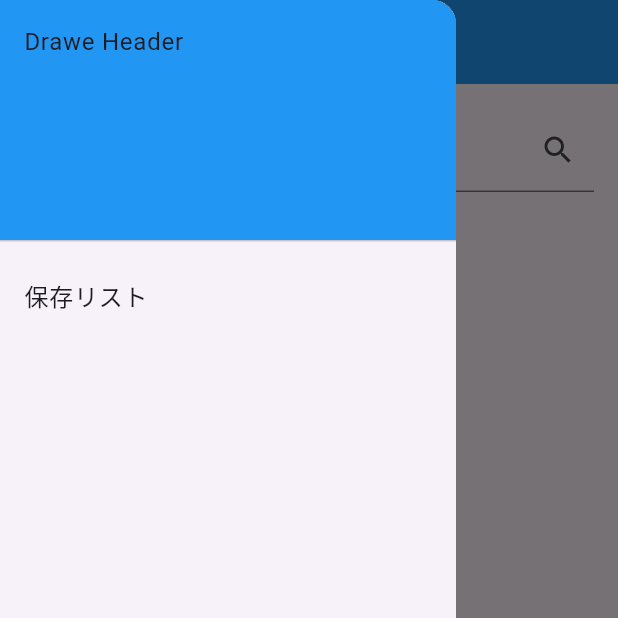
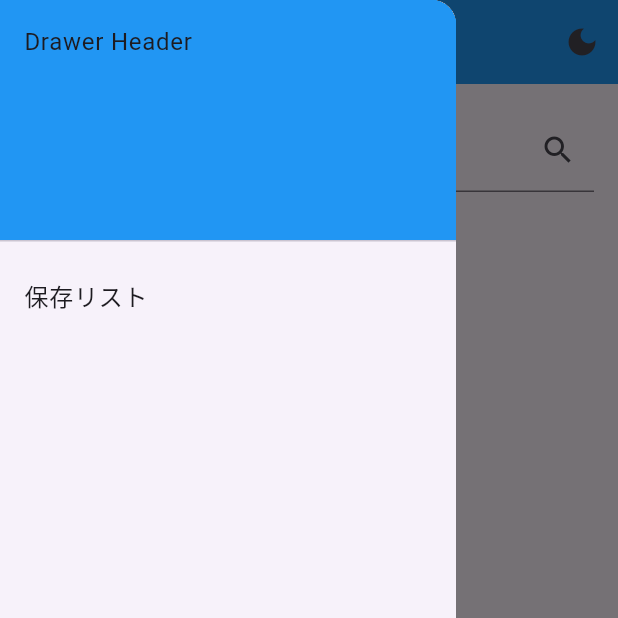
Before and after one commit to 54-xenon/NarouReader, a Flutter app: the screen it shows after launch, with the side drawer open, on a phone screen of 412 x 824 dp, the top half of it. Run offline on Flutter 3.47's test engine with Material 3 defaults, Android fonts, the phone set to English and light mode, and no system bars; our stand-ins replace flutter_riverpod, flutter_slidable, sqflite; accounts and stored records are empty.

Commit message:
ダークモード機能を実装

```diff
--- a/lib/screens/home_screen.dart
+++ b/lib/screens/home_screen.dart
@@ -1,5 +1,3 @@
-// lib/screens/home_screen.dart
-
 import 'package:flutter/material.dart';
 import 'package:flutter_riverpod/flutter_riverpod.dart';
 import 'package:naroureader/database/savedList_modell.dart';
@@ -13,7 +11,6 @@ import '../services/api_survice.dart';
 import 'package:flutter_slidable/flutter_slidable.dart';
 
 class HomeScreen extends StatefulWidget {
-
   @override
   _HomeScreenState createState() => _HomeScreenState();
 }
@@ -45,11 +42,16 @@ class _HomeScreenState extends State<HomeScreen> {
         actions: [
           Consumer(
             builder: (context, ref, child) {
-                final themeMode = ref.watch(themeNotifierProvider) ?? ThemeMode.light; // ここでnull対策
-              IconButton(
-                icon: Icon(ThemeMode == ThemeMode.light ? Icons.dark_mode : Icons.light_mode),
+              final themeMode = ref.watch(themeNotifierProvider) ?? ThemeMode.light; // ここでnull対策
+              return IconButton(  // return を追加
+                icon: Icon(themeMode == ThemeMode.light ? Icons.dark_mode : Icons.light_mode),
                 onPressed: () {
-                  ref.read(themeNotifierProvider.notifier).toggleTheme();  // テーマ切り替え
+                  try {
+                    ref.read(themeNotifierProvider.notifier).toggleTheme();
+                  } catch (a) {
+                    print('Error');
+                    throw Exception('theme toggle failed');
+                  }
                 },
               );
             },
@@ -60,7 +62,7 @@ class _HomeScreenState extends State<HomeScreen> {
         child: ListView(
           children: <Widget>[
             DrawerHeader(
-              child: Text('Drawe Header'),
+              child: Text('Drawer Header'),
               decoration: BoxDecoration(
                 color: Colors.blue,
               ),
@@ -69,8 +71,10 @@ class _HomeScreenState extends State<HomeScreen> {
               title: const Text('保存リスト'),
               onTap: () {
                 // savedList_screenに飛ぶ
-                Navigator.push(context,
-                    MaterialPageRoute(builder: (context) => savedListPage()));
+                Navigator.push(
+                    context,
+                    MaterialPageRoute(
+                        builder: (context) => savedListPage()));
               },
             )
           ],
@@ -120,15 +124,12 @@ class _HomeScreenState extends State<HomeScreen> {
                                 backgroundColor: Colors.blue,
                                 foregroundColor: Colors.white,
                                 onPressed: (context) async {
-                                  // print('クリックされた');
                                   // 新しいデータを挿入
                                   await dbHelper.insertItem(Item(
                                     title: novels[index].title,
                                     ncode: novels[index].ncode,
                                     story: novels[index].story,
-
-                                    // date: date,
-                                    ));
+                                  ));
                                 },
                               )
                             ],
@@ -136,15 +137,9 @@ class _HomeScreenState extends State<HomeScreen> {
                           child: ListTile(
                             title: Text(novels[index].title),
                             subtitle: Text(novels[index].writer), //タイトルを表示
-                            trailing:
-                                Text(novels[index].ncode), //リストに右端にあるncodeを表示
-
+                            trailing: Text(novels[index].ncode), //リストに右端にあるncodeを表示
                             onTap: () {
-                              // 詳細画面に遷移するなどの処理
-                              //小説の詳細ページに飛ぶ処理
-                              // showDialog(context: context, builder: (_) {
-                              //   return AlertDiaLogSample();
-                              // });
+                              // 詳細画面に遷移する処理
                               Navigator.push(
                                 context,
                                 MaterialPageRoute(
```
